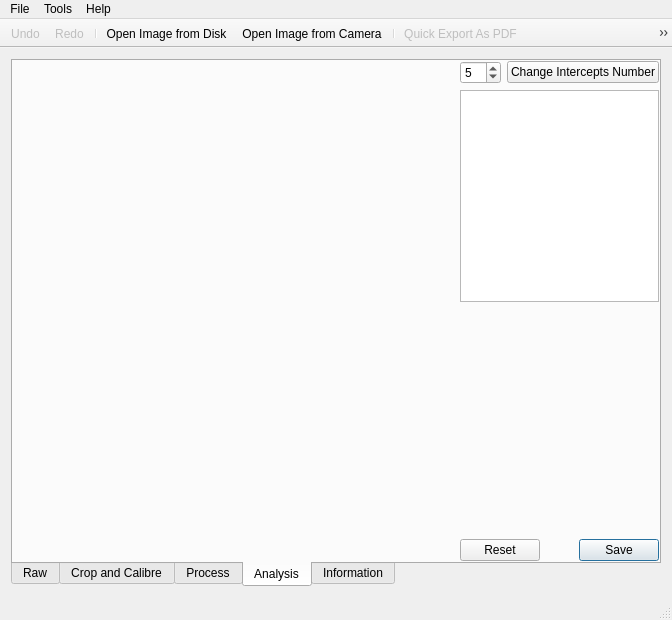
Old version of the form gui/mainwindow.ui in the repository librehat/caiga.
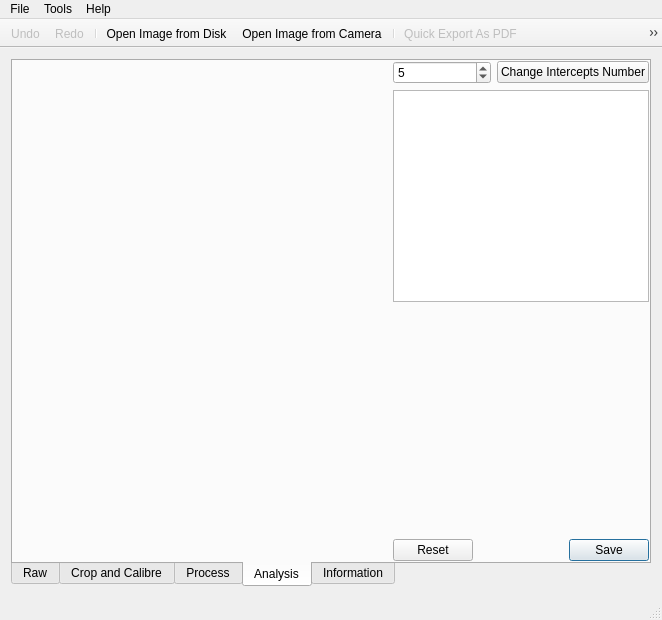
New version of the form. The open tabs and pages were chosen to show the change. Icons and pictures are not drawn. Custom widgets are drawn as their Qt base class.

Commit message: add an action to save currently viewing image.

```diff
--- a/gui/mainwindow.ui
+++ b/gui/mainwindow.ui
@@ -6,7 +6,7 @@
    <rect>
     <x>0</x>
     <y>0</y>
-    <width>672</width>
+    <width>662</width>
     <height>620</height>
    </rect>
   </property>
@@ -447,9 +447,6 @@
         </item>
         <item row="1" column="1" colspan="2">
          <widget class="QTableView" name="analysisTableView">
-          <property name="sizeAdjustPolicy">
-           <enum>QAbstractScrollArea::AdjustToContents</enum>
-          </property>
           <property name="selectionBehavior">
            <enum>QAbstractItemView::SelectRows</enum>
           </property>
@@ -605,8 +602,8 @@
     <rect>
      <x>0</x>
      <y>0</y>
-     <width>672</width>
-     <height>19</height>
+     <width>662</width>
+     <height>22</height>
     </rect>
    </property>
    <widget class="QMenu" name="menuProject">
@@ -675,6 +672,7 @@
    <addaction name="separator"/>
    <addaction name="actionQuickReportExport"/>
    <addaction name="actionExportReportAs"/>
+   <addaction name="actionSaveCurrentImageAs"/>
   </widget>
   <widget class="QStatusBar" name="statusBar"/>
   <action name="actionOpenFile">
@@ -798,7 +796,10 @@
     </iconset>
    </property>
    <property name="text">
-    <string>Export Image Information As...</string>
+    <string>Export Image Information As</string>
+   </property>
+   <property name="toolTip">
+    <string>Export Report as File</string>
    </property>
   </action>
   <action name="actionQuickReportExport">
@@ -814,7 +815,23 @@
     <string>Quick Export As PDF</string>
    </property>
    <property name="toolTip">
-    <string>Export information as PDF using the image's filename as its filename.</string>
+    <string>Export Report as PDF with the Image's Filename</string>
+   </property>
+  </action>
+  <action name="actionSaveCurrentImageAs">
+   <property name="enabled">
+    <bool>false</bool>
+   </property>
+   <property name="icon">
+    <iconset theme="image-x-generic">
+     <normaloff/>
+    </iconset>
+   </property>
+   <property name="text">
+    <string>Save Current Image As</string>
+   </property>
+   <property name="toolTip">
+    <string>Save Currently Viewing Image as File</string>
    </property>
   </action>
  </widget>
```
Left out of the diff: 56 changed lines with no effect on the pictures. The commit also changes 8 other files.
